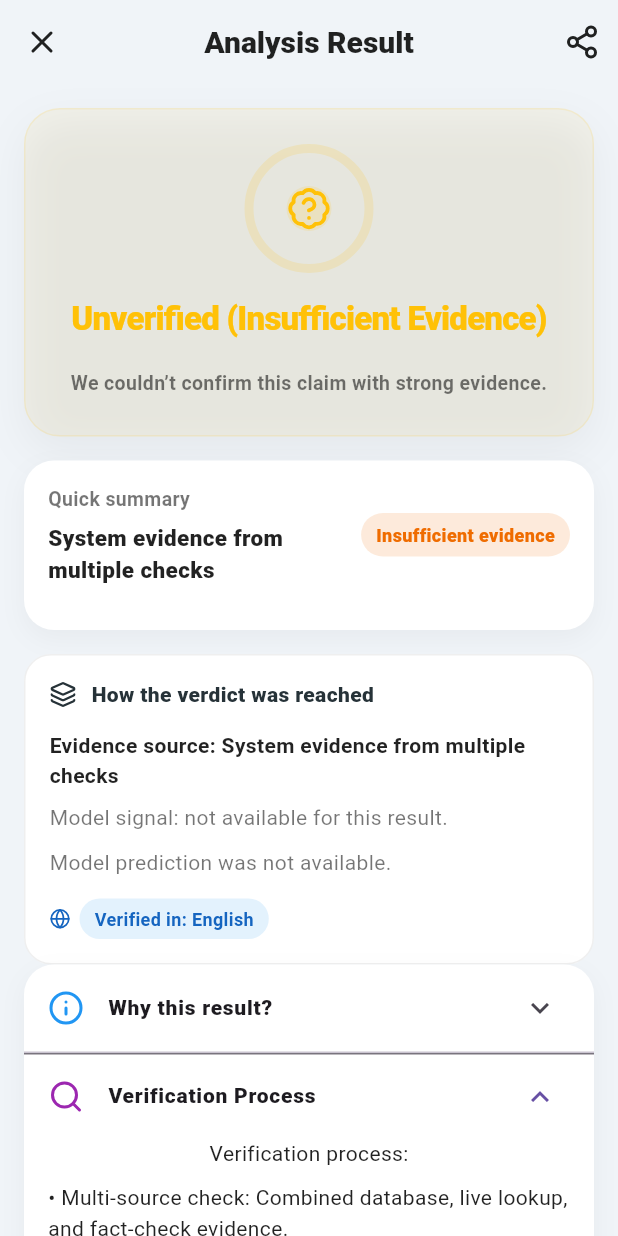
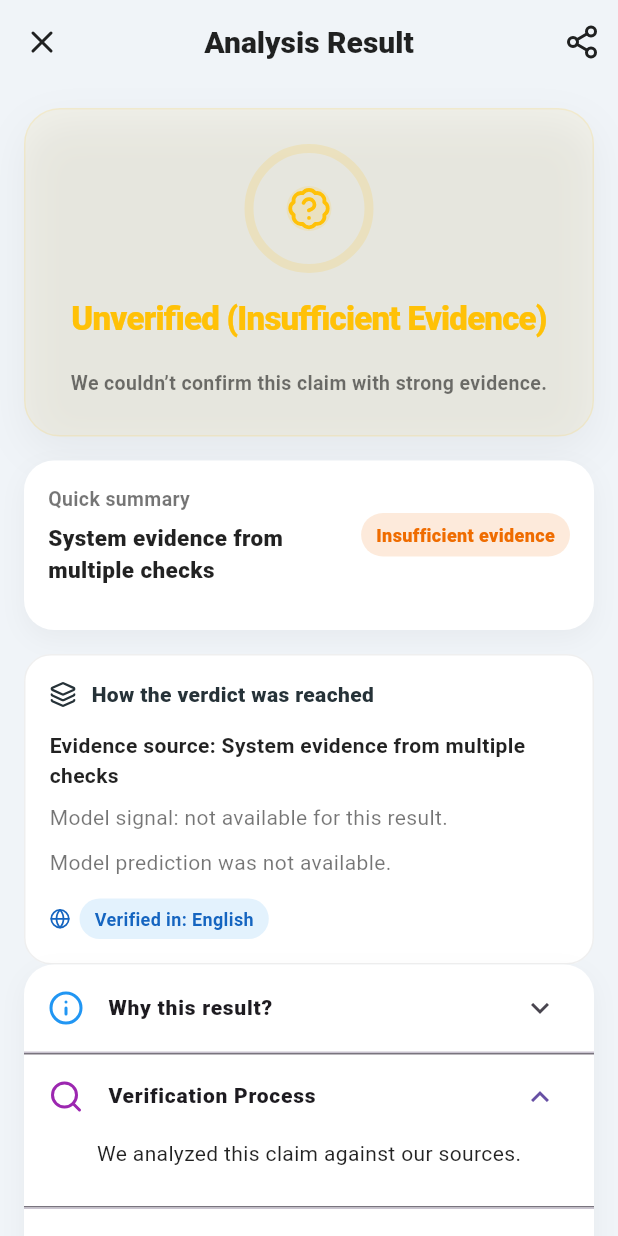
Before and after one commit to MSheharyar/FYP_NewsTrustAI, a Flutter app: the ResultScreen screen opened directly with empty values, after a tap on "Why this result?", after a tap on "Verification Process", on a phone screen of 412 x 824 dp. Run offline on Flutter 3.47's test engine with Material 3 defaults, Android fonts, the phone set to English and light mode, and no system bars; our stand-ins replace cloud_firestore, firebase_auth, firebase_core, firebase_storage, fl_chart, font_awesome_flutter and 5 more; missing offline and left inert: flutter_facebook_auth, google_mlkit_text_recognition; accounts and stored records are empty.

Commit message:
ux: plain-language verdict copy, degraded banner, actionable OCR error state

```diff
--- a/frontend/newstrustai/lib/screens/result/result_parser.dart
+++ b/frontend/newstrustai/lib/screens/result/result_parser.dart
@@ -1,4 +1,31 @@
 import 'result_view_model.dart';
+
+// Single source of truth for converting internal verification_method values
+// into plain-language strings shown to the user. No pipeline jargon reaches the UI.
+const Map<String, String> kMethodFriendlyText = {
+  'db_match': 'We found this story in trusted news sources.',
+  'soft_db_match': 'We found a closely matching story in trusted sources.',
+  'weak_similar_coverage': 'We found loosely related coverage, but not a strong match.',
+  'edited_claim_suspected':
+      'This looks like an altered version of a real story — key details (names, places, or numbers) don\'t match.',
+  'input_too_vague':
+      'There wasn\'t enough detail to check this. Try pasting the full claim.',
+  'google_factcheck': 'A professional fact-checking organization has reviewed this.',
+  'newsapi_cross_verified': 'Recent reporting from trusted publishers supports this.',
+  'gdelt_main_sources': 'Major news outlets are reporting this.',
+  'gdelt_other_major_sources': 'Some established outlets are reporting this.',
+  'nli_semantic': 'The evidence we found supports this claim.',
+  'nli_contradiction': 'The evidence we found contradicts this claim.',
+  'bert_only':
+      'Our AI model flagged the wording as likely fake; we couldn\'t find supporting sources.',
+  'bert_suggested_real':
+      'Our AI model thinks this is likely genuine, but we couldn\'t confirm it with sources.',
+  'no_evidence': 'We couldn\'t find any evidence about this claim.',
+  'error_degraded': 'Part of our check didn\'t complete. Please try again in a moment.',
+};
+
+String friendlyMethod(String? method) =>
+    kMethodFriendlyText[method] ?? 'We analyzed this claim against our sources.';
 
 double? _toDouble(dynamic v) {
   if (v == null) return null;
@@ -170,38 +197,20 @@ ResultViewModel parseResultData(
                       ? "We found signals that contradict or discredit the claim."
                       : "We found similar coverage, but not enough strong evidence to verify."));
 
-  String whatCheckedText = "Verification process:\n\n";
-
-  if (method == "input_too_vague") {
-    whatCheckedText = "Input validation: The text was too incomplete or unclear to verify reliably.";
-  } else if (method == "db_match" || method == "soft_db_match" || method == "weak_similar_coverage") {
-    whatCheckedText += "• Database search: Compared claim against stored news articles for matching coverage.\n";
-    whatCheckedText += "• Fact extraction: Analyzed key facts (persons, places, dates) for consistency.\n";
-  } else if (method.startsWith("gdelt")) {
-    whatCheckedText += "• Live lookup: Searched major news domains in real-time for similar coverage.\n";
-    whatCheckedText += "• Domain reputation: Prioritized results from trusted news sources.\n";
-  } else if (method == "google_factcheck") {
-    whatCheckedText += "• Fact-check API: Queried published fact-check databases for the claim.\n";
-    whatCheckedText += "• Rating analysis: Reviewed fact-checker ratings and evidence.\n";
-  } else if (method == "edited_claim_suspected") {
-    whatCheckedText += "• Database search: Found related coverage but detected key fact mismatches.\n";
-    whatCheckedText += "• Fact validation: Rejected verification due to potential claim alteration.\n";
-  } else if (method == "bert_only") {
-    whatCheckedText += "• Model prediction: No strong external evidence found, used AI model analysis.\n";
-  } else {
-    whatCheckedText += "• Multi-source check: Combined database, live lookup, and fact-check evidence.\n";
-  }
+  // Build the "how we checked" text from the plain-language map.
+  String whatCheckedText = friendlyMethod(method.isNotEmpty ? method : null);
 
   if (bertLabel.isNotEmpty && method != "bert_only") {
     final String modelLabelText = bertLabel == "fake" ? "Fake/Misleading" : "Real";
     final String modelText = bertConfidence != null
-        ? "• Model analysis: Predicted '$modelLabelText' with ${bertConfidence.toStringAsFixed(0)}% confidence."
-        : "• Model analysis: Provided additional prediction '$modelLabelText'.";
-    whatCheckedText += "\n$modelText";
+        ? "\n\nAI model also predicted '$modelLabelText' with ${bertConfidence.toStringAsFixed(0)}% confidence."
+        : "\n\nAI model also predicted '$modelLabelText'.";
+    whatCheckedText += modelText;
   }
 
   if (modelDisagreement) {
-    whatCheckedText += "\n\n⚠️ Model disagreement: The AI model result differs from evidence-based verdict - requires careful review.";
+    whatCheckedText +=
+        "\n\nNote: Our AI model and evidence sources reached different conclusions — review the matched sources carefully.";
   }
 
   final tips = <String>[
--- a/frontend/newstrustai/lib/screens/result/result_screen.dart
+++ b/frontend/newstrustai/lib/screens/result/result_screen.dart
@@ -777,6 +777,35 @@ class _ResultScreenState extends State<ResultScreen> {
               padding: const EdgeInsets.all(16),
               sliver: SliverList(
                 delegate: SliverChildListDelegate([
+                  // Degraded result banner — shown when one verification thread failed.
+                  if (widget.data["degraded"] == true) ...[
+                    Container(
+                      padding: const EdgeInsets.all(12),
+                      decoration: BoxDecoration(
+                        color: Colors.amber[50],
+                        borderRadius: BorderRadius.circular(14),
+                        border: Border.all(color: Colors.amber.shade300),
+                      ),
+                      child: Row(
+                        children: [
+                          Icon(LucideIcons.alertTriangle, size: 16, color: Colors.amber[800]),
+                          const SizedBox(width: 10),
+                          Expanded(
+                            child: Text(
+                              "Some checks didn't finish, so this result may be incomplete.",
+                              style: TextStyle(color: Colors.amber[900], fontSize: 13, height: 1.4, fontWeight: FontWeight.w600),
+                            ),
+                          ),
+                          TextButton(
+                            onPressed: () => Navigator.pop(context),
+                            child: const Text("Try again"),
+                          ),
+                        ],
+                      ),
+                    ),
+                    const SizedBox(height: 12),
+                  ],
+
                   VerdictCard(
                     title: vm.verdictTitle,
                     subtitle: vm.verdictSubtitle,
--- a/frontend/newstrustai/lib/screens/upload_image_screen.dart
+++ b/frontend/newstrustai/lib/screens/upload_image_screen.dart
@@ -150,8 +150,19 @@ class _UploadImageScreenState extends State<UploadImageScreen> {
   Future<void> _verifyExtractedText() async {
     final text = _extractedTextController.text.trim();
     if (text.length < 20 || text == 'No readable text found.') {
+      if (!mounted) return;
       ScaffoldMessenger.of(context).showSnackBar(
-        const SnackBar(content: Text('Text too short to verify')),
+        SnackBar(
+          content: const Text(
+            "We couldn't read enough text from that image. "
+            "Try a clearer screenshot, better lighting, or crop to just the news text.",
+          ),
+          action: SnackBarAction(
+            label: "Choose another",
+            onPressed: _showImageSourceSheet,
+          ),
+          duration: const Duration(seconds: 6),
+        ),
       );
       return;
     }
```
